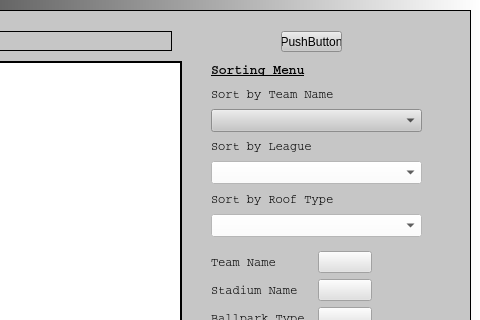
Qt form CS1D_Project_2/mainwindow.ui (hicholasnu/Take-Me-Out-To-The-Ballgame) before a commit; both pictures show x 320 to 800 and y 0 to 320 of the 800 by 600 pixel window.
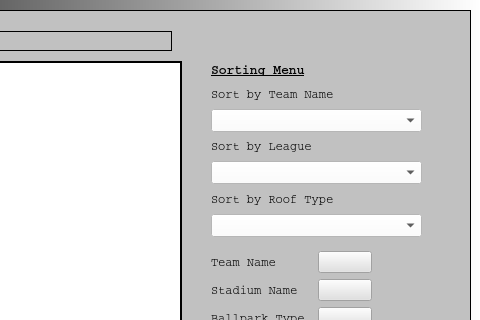
The same form after that commit.

Patch:
```diff
--- a/CS1D_Project_2/mainwindow.ui
+++ b/CS1D_Project_2/mainwindow.ui
@@ -180,7 +180,7 @@
     </widget>
     <widget class="QWidget" name="UserScreen">
      <property name="styleSheet">
-      <string notr="true">background-color: rgb(198, 198, 198);</string>
+      <string notr="true">background-color: rgb(193, 193, 193);</string>
      </property>
      <widget class="QTableView" name="tableviewAllStadiums">
       <property name="geometry">
@@ -283,10 +283,7 @@
           </font>
          </property>
          <property name="styleSheet">
-          <string notr="true">QListView {
-    alternate-background-color: yellow;
-}
-</string>
+          <string notr="true">background-color: rgb(255, 255, 255);</string>
          </property>
         </widget>
        </item>
@@ -516,19 +513,6 @@
        </item>
       </layout>
      </widget>
-     <widget class="QPushButton" name="pushButton">
-      <property name="geometry">
-       <rect>
-        <x>590</x>
-        <y>20</y>
-        <width>61</width>
-        <height>21</height>
-       </rect>
-      </property>
-      <property name="text">
-       <string>PushButton</string>
-      </property>
-     </widget>
     </widget>
    </widget>
   </widget>
```
